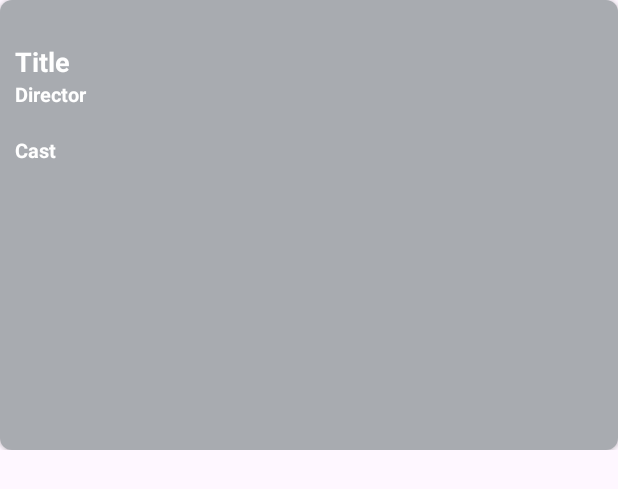
After one commit to HasnathJami/AnimatedFlipView, an Android app: the layout flash_card_layout_back.xml on its own in the app's theme, with its tools: preview values and no code run, on a phone screen of 412 x 824 dp. The commit adds this screen. Shown: the top 489 px of the screen. Run offline under Robolectric (Android 15) with nearby library versions, the phone set to English and light mode, and no system bars.

Commit message:
flip view implementation //wip-unstable

```diff
--- a/AnimatedFlipView/src/main/AndroidManifest.xml
+++ b/AnimatedFlipView/src/main/AndroidManifest.xml
@@ -1,4 +1,6 @@
 <?xml version="1.0" encoding="utf-8"?>
 <manifest xmlns:android="http://schemas.android.com/apk/res/android">
 
+    <application></application>
+
 </manifest>
--- /dev/null
+++ b/AnimatedFlipView/src/main/res/values/attr.xml
@@ -0,0 +1,6 @@
+<?xml version="1.0" encoding="utf-8"?>
+<resources>
+<declare-styleable name="AnimatedFlipView">
+    <attr name="flipDuration" format="integer" />
+</declare-styleable>
+</resources>
--- /dev/null
+++ b/AnimatedFlipView/src/main/res/values/strings.xml
@@ -0,0 +1 @@
+<resources></resources>
--- a/app/build.gradle.kts
+++ b/app/build.gradle.kts
@@ -42,6 +42,7 @@ dependencies {
     implementation(libs.material)
     implementation(libs.androidx.activity)
     implementation(libs.androidx.constraintlayout)
+    implementation(project(":AnimatedFlipView"))
 //    implementation(project(":AnimatedFlipView"))
     testImplementation(libs.junit)
     androidTestImplementation(libs.androidx.junit)
--- /dev/null
+++ b/app/src/main/res/layout/flash_card_layout_back.xml
@@ -0,0 +1,154 @@
+<?xml version="1.0" encoding="utf-8"?>
+<RelativeLayout xmlns:android="http://schemas.android.com/apk/res/android"
+    xmlns:app="http://schemas.android.com/apk/res-auto"
+    xmlns:tool="http://schemas.android.com/tools"
+    android:id="@+id/tv_layout"
+    android:layout_width="match_parent"
+    android:layout_height="300dp"
+    android:background="#00000000">
+
+    <androidx.cardview.widget.CardView
+        android:id="@+id/card_view"
+        android:layout_width="match_parent"
+        android:layout_height="300dp"
+
+        android:layout_centerInParent="true"
+        app:cardCornerRadius="8dp">
+
+        <LinearLayout
+            android:layout_width="match_parent"
+            android:layout_height="match_parent"
+            android:layout_below="@+id/image_tv"
+            android:background="#80525863"
+            android:orientation="vertical"
+            android:padding="10dp">
+
+            <TextView
+
+                android:id="@+id/rating"
+                android:layout_width="match_parent"
+
+
+                android:layout_height="wrap_content"
+                android:layout_below="@+id/image_tv"
+
+
+                android:gravity="left"
+                android:text=""
+                android:textColor="@color/white"
+                android:textSize="13sp" />
+
+            <TextView
+                android:id="@+id/title"
+                android:layout_width="match_parent"
+                android:layout_height="wrap_content"
+                android:text="Title"
+                android:textColor="@color/white"
+                android:textSize="18sp"
+                android:textStyle="bold" />
+
+            <TextView
+
+                android:id="@+id/season_details"
+                android:layout_width="match_parent"
+                android:layout_height="wrap_content"
+                android:layout_below="@+id/title"
+
+
+                android:layout_marginTop="5dp"
+                android:gravity="left"
+
+
+                android:text="2 season 7 episodes"
+                android:textColor="@color/white"
+                android:textSize="12sp"
+                android:visibility="gone" />
+
+            <TextView
+
+                android:id="@+id/release"
+                android:layout_width="match_parent"
+                android:layout_height="wrap_content"
+
+                android:layout_below="@+id/season_details"
+
+
+                android:layout_marginTop="5dp"
+                android:gravity="left"
+
+
+                android:text="Released 2020"
+                android:textColor="@color/white"
+                android:textSize="10sp"
+                android:visibility="gone" />
+
+            <TextView
+
+                android:id="@+id/directior_title"
+                android:layout_width="match_parent"
+
+
+                android:layout_height="wrap_content"
+                android:layout_below="@+id/season_details"
+
+
+                android:gravity="left"
+                android:text="Director"
+                android:textColor="@color/white"
+                android:textSize="13sp"
+                android:textStyle="bold" />
+
+            <TextView
+
+                android:id="@+id/director_name"
+                android:layout_width="match_parent"
+
+
+                android:layout_height="wrap_content"
+                android:layout_below="@+id/season_details"
+
+
+                android:gravity="left"
+                android:textColor="@color/white"
+
+                android:textSize="13sp"
+                tool:text="GiasUddin Salim" />
+
+            <TextView
+
+
+                android:layout_width="match_parent"
+
+
+                android:layout_height="wrap_content"
+                android:layout_below="@+id/season_details"
+
+
+                android:gravity="left"
+                android:text="Cast"
+                android:textColor="@color/white"
+                android:textSize="13sp"
+                android:textStyle="bold" />
+
+            <TextView
+
+                android:id="@+id/cast_name"
+                android:layout_width="match_parent"
+
+
+                android:layout_height="wrap_content"
+                android:layout_below="@+id/season_details"
+
+
+                android:gravity="left"
+                android:text=""
+
+                android:textColor="@color/white"
+                android:textSize="13sp" />
+
+
+        </LinearLayout>
+    </androidx.cardview.widget.CardView>
+
+
+</RelativeLayout>
```
Also changed, not shown: AnimatedFlipView/src/main/java/com/example/animated_flip_view/AnimatedFlipView.kt (deleted, +0 -10 lines), AnimatedFlipView/src/main/res/anim/back_animator.xml (added, +17 -0 lines), AnimatedFlipView/src/main/res/anim/front_animator.xml (added, +17 -0 lines), AnimatedFlipView/src/main/res/layout/animated_flip_view.xml (added, +31 -0 lines), app/src/main/java/com/example/animatedflipviewhost/AnimatedFlipViewHostActivity.kt (+17 -0 lines), app/src/main/res/layout/activity_animated_flip_view_host.xml (+29 -9 lines), app/src/main/res/layout/flash_card_layout_front.xml (added, +147 -0 lines), app/src/main/res/drawable/up_arrow.png (added).
